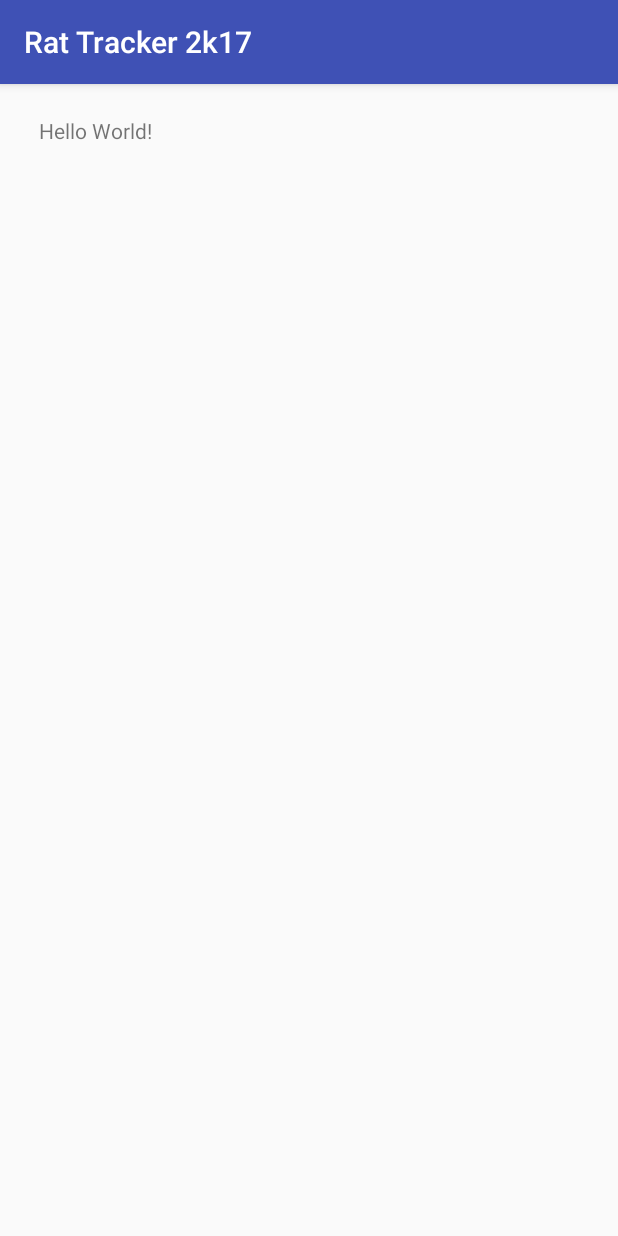
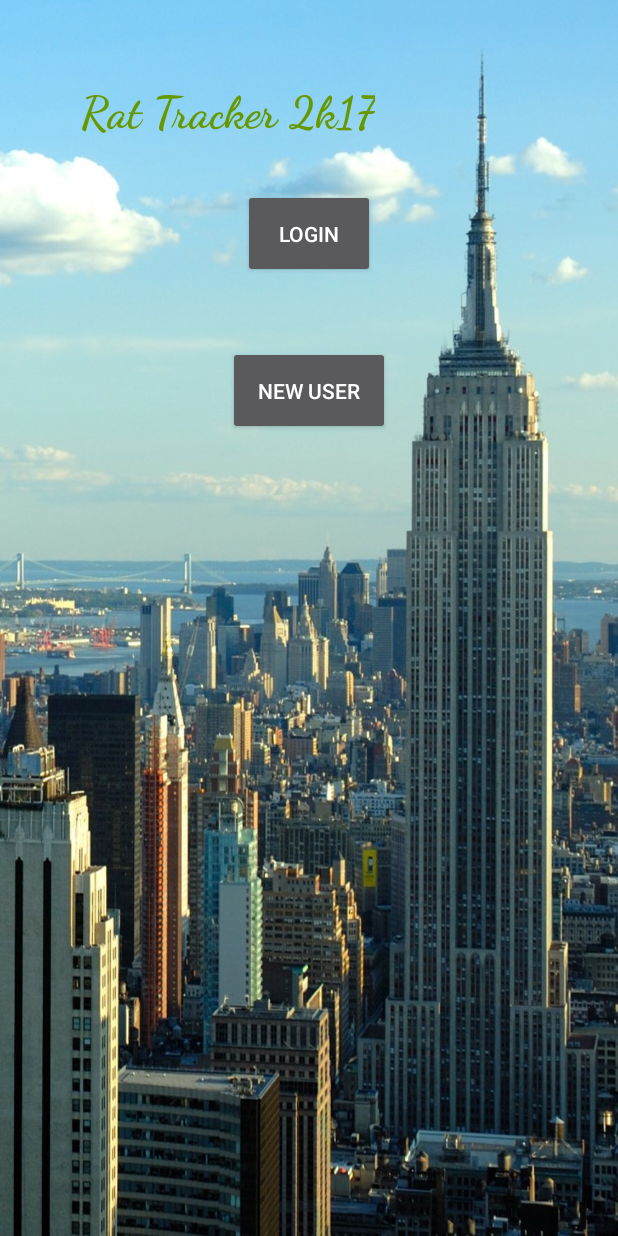
Before and after one commit to Zighome24/CS2340_GoGreek, an Android app: the screen it shows after launch (OpenActivity before the commit, HomeScreenController after it), on a phone screen of 412 x 824 dp. Run offline under Robolectric (Android 15) with nearby library versions, the phone set to English and light mode, and no system bars.

Commit message:
Base Home Screen Designed and Controller Foundations established

```diff
--- a/app/RatTracker2k17/app/src/main/AndroidManifest.xml
+++ b/app/RatTracker2k17/app/src/main/AndroidManifest.xml
@@ -8,8 +8,8 @@
         android:label="@string/app_name"
         android:roundIcon="@mipmap/ic_launcher_round"
         android:supportsRtl="true"
-        android:theme="@style/AppTheme">
-        <activity android:name=".OpenActivity">
+        android:theme="@style/AppTheme.TranslucentDecor">
+        <activity android:name=".Controller.HomeScreenController">
             <intent-filter>
                 <action android:name="android.intent.action.MAIN" />
 
--- /dev/null
+++ b/app/RatTracker2k17/app/src/main/java/edu/gatech/cs2340/rattracker2k17/Controller/HomeScreenController.java
@@ -0,0 +1,35 @@
+package edu.gatech.cs2340.rattracker2k17.Controller;
+
+import android.support.v7.app.AppCompatActivity;
+import android.os.Bundle;
+import android.view.View;
+import android.widget.Button;
+
+import edu.gatech.cs2340.rattracker2k17.R;
+
+public class HomeScreenController extends AppCompatActivity {
+
+    private Button btn_Login, btn_NewUser;
+
+    @Override
+    protected void onCreate(Bundle savedInstanceState) {
+        super.onCreate(savedInstanceState);
+        setContentView(R.layout.activity_open);
+
+        btn_Login = (Button) findViewById(R.id.btn_login);
+        btn_Login.setOnClickListener(new View.OnClickListener() {
+            @Override
+            public void onClick(View view) {
+
+            }
+        });
+
+        btn_NewUser = (Button) findViewById(R.id.btn_newUser);
+        btn_NewUser.setOnClickListener(new View.OnClickListener() {
+            @Override
+            public void onClick(View view) {
+
+            }
+        });
+    }
+}
--- a/app/RatTracker2k17/app/src/main/java/edu/gatech/cs2340/rattracker2k17/OpenActivity.java
+++ /dev/null
@@ -1,13 +0,0 @@
-package edu.gatech.cs2340.rattracker2k17;
-
-import android.support.v7.app.AppCompatActivity;
-import android.os.Bundle;
-
-public class OpenActivity extends AppCompatActivity {
-
-    @Override
-    protected void onCreate(Bundle savedInstanceState) {
-        super.onCreate(savedInstanceState);
-        setContentView(R.layout.activity_open);
-    }
-}
--- /dev/null
+++ b/app/RatTracker2k17/app/src/main/res/drawable/home_image.xml
@@ -0,0 +1,4 @@
+<bitmap xmlns:android="http://schemas.android.com/apk/res/android"
+    android:src="@drawable/new_york"
+    android:tileMode="disabled" android:gravity="fill" >
+</bitmap>
--- a/app/RatTracker2k17/app/src/main/res/layout/activity_open.xml
+++ b/app/RatTracker2k17/app/src/main/res/layout/activity_open.xml
@@ -1,22 +1,47 @@
 <?xml version="1.0" encoding="utf-8"?>
+
 <RelativeLayout xmlns:android="http://schemas.android.com/apk/res/android"
+    xmlns:app="http://schemas.android.com/apk/res-auto"
     xmlns:tools="http://schemas.android.com/tools"
     android:layout_width="match_parent"
     android:layout_height="match_parent"
-    tools:context="edu.gatech.cs2340.rattracker2k17.OpenActivity"
-    tools:layout_editor_absoluteY="81dp"
-    tools:layout_editor_absoluteX="0dp">
+    android:background="@drawable/home_image"
+    tools:context="edu.gatech.cs2340.rattracker2k17.Controller.HomeScreenController"
+    tools:layout_editor_absoluteX="0dp"
+    tools:layout_editor_absoluteY="81dp">
+
+
+    <Button
+        android:id="@+id/btn_login"
+        android:layout_width="wrap_content"
+        android:layout_height="wrap_content"
+        android:layout_marginTop="126dp"
+        android:padding="20dp"
+        android:text="@string/login"
+        android:theme="@style/Base.ThemeOverlay.AppCompat.Dark"
+        android:layout_alignParentTop="true"
+        android:layout_centerHorizontal="true" />
+
+    <Button
+        android:id="@+id/btn_newUser"
+        android:layout_width="wrap_content"
+        android:layout_height="wrap_content"
+        android:layout_below="@+id/btn_login"
+        android:layout_centerHorizontal="true"
+        android:layout_marginTop="45dp"
+        android:padding="20dp"
+        android:text="@string/new_user"
+        android:theme="@style/ThemeOverlay.AppCompat.Dark" />
 
     <TextView
         android:layout_width="wrap_content"
         android:layout_height="wrap_content"
-        android:text="Hello World!"
-        tools:layout_editor_absoluteY="248dp"
-        tools:layout_editor_absoluteX="154dp"
-        android:layout_marginStart="26dp"
-        android:layout_marginTop="21dp"
+        android:fontFamily="cursive"
+        android:text="@string/app_name"
+        android:textColor="@android:color/holo_green_dark"
+        android:textSize="30sp"
+        android:textStyle="bold"
         android:layout_alignParentTop="true"
-        android:layout_alignParentStart="true"
-        android:id="@+id/textView" />
-
+        android:layout_alignEnd="@+id/btn_login"
+        android:layout_marginTop="56dp" />
 </RelativeLayout>
--- a/app/RatTracker2k17/app/src/main/res/values/strings.xml
+++ b/app/RatTracker2k17/app/src/main/res/values/strings.xml
@@ -1,3 +1,5 @@
 <resources>
     <string name="app_name">Rat Tracker 2k17</string>
+    <string name="login">Login</string>
+    <string name="new_user">New User</string>
 </resources>
--- a/app/RatTracker2k17/app/src/main/res/values/styles.xml
+++ b/app/RatTracker2k17/app/src/main/res/values/styles.xml
@@ -1,11 +1,10 @@
 <resources>
 
     <!-- Base application theme. -->
-    <style name="AppTheme" parent="Theme.AppCompat.Light.DarkActionBar">
-        <!-- Customize your theme here. -->
-        <item name="colorPrimary">@color/colorPrimary</item>
-        <item name="colorPrimaryDark">@color/colorPrimaryDark</item>
-        <item name="colorAccent">@color/colorAccent</item>
+    <style name="AppTheme.TranslucentDecor" parent="Theme.AppCompat.NoActionBar" >
+        <item name="android:windowTranslucentStatus">true</item>
+        <item name="android:windowTranslucentNavigation">true</item>
+        <item name="android:fitsSystemWindows">false</item>
     </style>
 
 </resources>
```
Also changed, not shown: app/RatTracker2k17/app/src/main/res/drawable/new_york.jpg (added).
